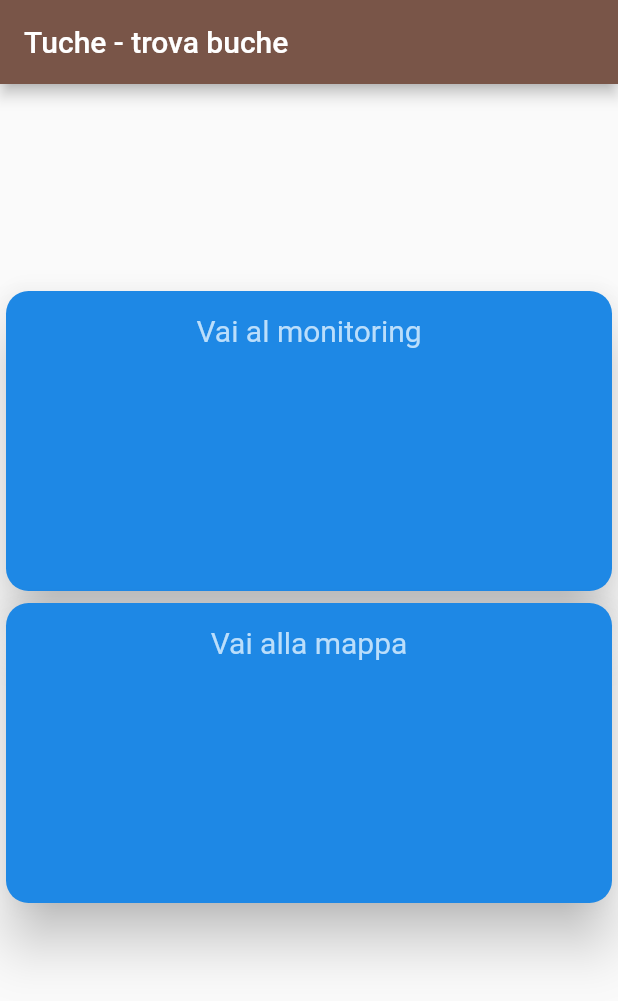
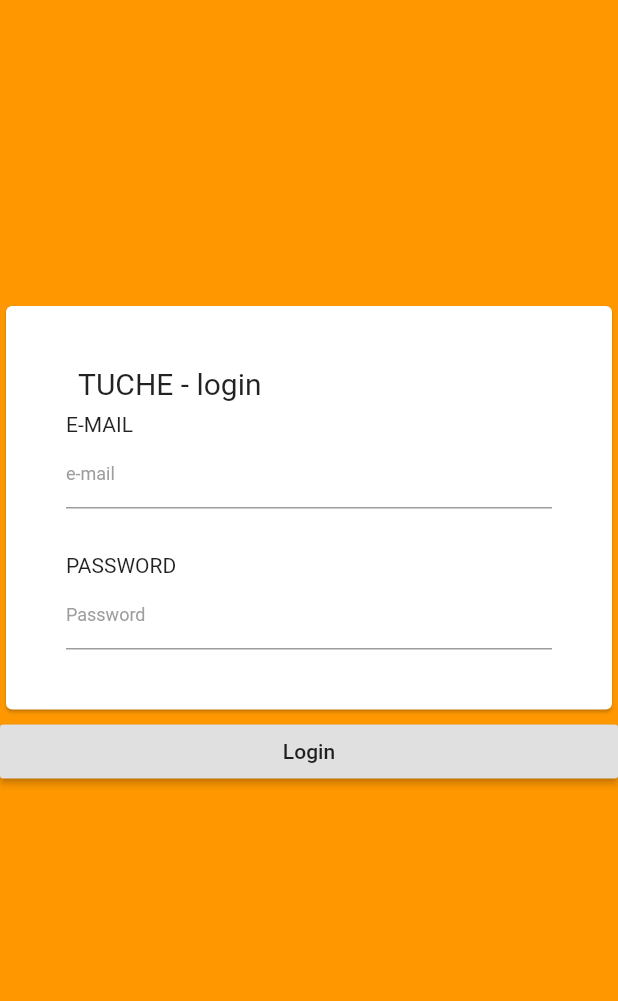
Before and after one commit to wedrid/tuche, a Flutter app: the screen it shows after launch, on a phone screen of 412 x 824 dp. Shown: the top 1001 px of the screen. Run offline on Flutter 3.47's test engine with Material 2 defaults, Android fonts, the phone set to English and light mode, and no system bars; our stand-ins replace location, sensors; missing offline and left inert: oscilloscope.

Commit message:
Added login page && fixed plotting performance issue

```diff
--- a/lib/main.dart
+++ b/lib/main.dart
@@ -1,7 +1,6 @@
 import 'package:flutter/material.dart';
 
-import './widgets/navigation_button.dart';
-import './pages/monitoring_page.dart';
+import 'pages/login_page.dart';
 
 void main() => runApp(MyApp());
 
@@ -12,41 +11,8 @@ class MyApp extends StatelessWidget {
     return MaterialApp(
       title: 'Tuche',
       theme: ThemeData(primarySwatch: Colors.brown),
-      home: MyHomePage(title: 'Tuche - trova buche'),
+      //home: MyHomePage(title: 'Tuche - trova buche'),
+      home: LoginPage(),
     );
   }
 }
-
-class MyHomePage extends StatelessWidget {
-  MyHomePage({Key key, this.title}) : super(key: key);
-
-  final String title;
-
-  @override
-  Widget build(BuildContext context) {
-    return Scaffold(
-      appBar: AppBar(
-        title: Text(title),
-      ),
-      body: Column(
-          mainAxisAlignment: MainAxisAlignment.center,
-          children: <Widget>[
-            Container(
-              //padding: EdgeInsets.all(10),
-              height: 500,
-              //color: Colors.blueAccent,
-              child: Column(
-                children: <Widget>[
-                  NavigationButton(title: 'Vai al monitoring', onPressed: () {
-                    Navigator.push(context, MaterialPageRoute(builder: (context) => MonitoringPage(),),);
-                  },),
-                  NavigationButton(title: 'Vai alla mappa', onPressed: null,),
-                ],
-              ),
-            ),
-          ],
-        ),
-
-    );
-  }
-}
--- /dev/null
+++ b/lib/pages/login_page.dart
@@ -0,0 +1,67 @@
+
+
+import 'package:flutter/material.dart';
+import 'package:tuche/pages/myhomepage.dart';
+
+class LoginPage extends StatelessWidget{
+  @override
+  Widget build(BuildContext context) {
+
+    return Container(
+      color: Colors.orange,
+      child: Column(
+        crossAxisAlignment: CrossAxisAlignment.stretch,
+        children: <Widget>[
+          SizedBox(
+            height: 200,
+          ),
+          Container(
+            //height: 400,
+            child: Card(
+              child: Padding(
+                padding: const EdgeInsets.all(40.0),
+                child: Column(
+                  crossAxisAlignment: CrossAxisAlignment.start,
+                  children: <Widget>[
+                    Padding(
+                      padding: const EdgeInsets.fromLTRB(8, 0, 8, 8),
+                      child: Text('TUCHE - login',
+                      style: TextStyle(fontSize: 20),
+                      textAlign: TextAlign.center,
+                      ),
+                    ),
+                    Text('E-MAIL'),
+                    TextField(
+                      decoration: InputDecoration(
+                        hintText: 'e-mail',
+                        hintStyle: TextStyle(color: Colors.grey, fontSize: 12.0),
+                      ),
+                    ),
+                    SizedBox(
+                      height: 30,
+                    ),
+                    Text('PASSWORD'),
+                    TextField(
+                      obscureText: true,
+                      decoration: InputDecoration(
+                        hintText: 'Password',
+                        hintStyle: TextStyle(color: Colors.grey, fontSize: 12.0),
+                      ),
+                    ),
+                  ],
+                ),
+              ),
+            ),
+          ),
+          RaisedButton(
+            child: Text('Login'),
+            onPressed: () {
+                    Navigator.push(context, MaterialPageRoute(builder: (context) => MyHomePage(title: 'TUCHE',),),);
+                  },
+          ),
+        ],
+      ),
+    );
+  }
+
+}
--- /dev/null
+++ b/lib/pages/myhomepage.dart
@@ -0,0 +1,38 @@
+import 'package:flutter/material.dart';
+import 'package:tuche/widgets/navigation_button.dart';
+
+import 'monitoring_page.dart';
+
+class MyHomePage extends StatelessWidget {
+  MyHomePage({Key key, this.title}) : super(key: key);
+
+  final String title;
+
+  @override
+  Widget build(BuildContext context) {
+    return Scaffold(
+      appBar: AppBar(
+        title: Text(title),
+      ),
+      body: Column(
+          mainAxisAlignment: MainAxisAlignment.center,
+          children: <Widget>[
+            Container(
+              //padding: EdgeInsets.all(10),
+              height: 500,
+              //color: Colors.blueAccent,
+              child: Column(
+                children: <Widget>[
+                  NavigationButton(title: 'Vai al monitoring', onPressed: () {
+                    Navigator.push(context, MaterialPageRoute(builder: (context) => MonitoringPage(),),);
+                  },),
+                  NavigationButton(title: 'Vai alla mappa', onPressed: null,),
+                ],
+              ),
+            ),
+          ],
+        ),
+
+    );
+  }
+}
--- a/lib/widgets/grafico_accelerometro.dart
+++ b/lib/widgets/grafico_accelerometro.dart
@@ -25,6 +25,9 @@ class _GraficoAccelerometroState extends State<GraficoAccelerometro> {
 
   void notify(double amplitude){
     setState(() {
+      if(traceX.length > 310){
+        traceX.clear();
+      }
       traceX.add(amplitude);
     });
   }
--- a/pubspec.yaml
+++ b/pubspec.yaml
@@ -22,8 +22,6 @@ dependencies:
   sensors: ^0.4.0+1
   oscilloscope: ^0.0.3
   location: ^1.4.1
-  google_maps_flutter: ^0.5.21+2
-
 
   # The following adds the Cupertino Icons font to your application.
   # Use with the CupertinoIcons class for iOS style icons.
```
Also changed, not shown: pubspec.lock.
